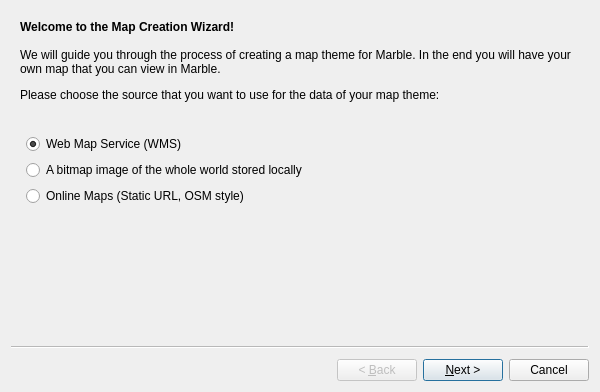
Qt form src/lib/MapWizard.ui (KDE/marble) before a commit.
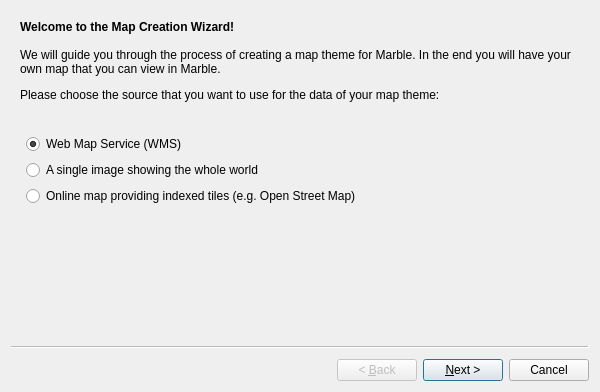
The same form after that commit. Icons and pictures are not drawn.

Commit message: MapWizard: clarify some wording

The edit to the form file:
```diff
--- a/src/lib/MapWizard.ui
+++ b/src/lib/MapWizard.ui
@@ -70,7 +70,7 @@
        <string>You need to provide a bitmap image of a world map that is stored on disk.</string>
       </property>
       <property name="text">
-       <string>A bitmap image of the whole world stored locally</string>
+       <string>A single image showing the whole world</string>
       </property>
      </widget>
     </item>
@@ -80,7 +80,7 @@
        <string>Connects to a server on the Internet. The map data is queried via a static URL.</string>
       </property>
       <property name="text">
-       <string>Online Maps (Static URL, OSM style)</string>
+       <string>Online map providing indexed tiles (e.g. Open Street Map)</string>
       </property>
      </widget>
     </item>
```
Left out of the diff: 6 changed lines with no effect on the pictures.
